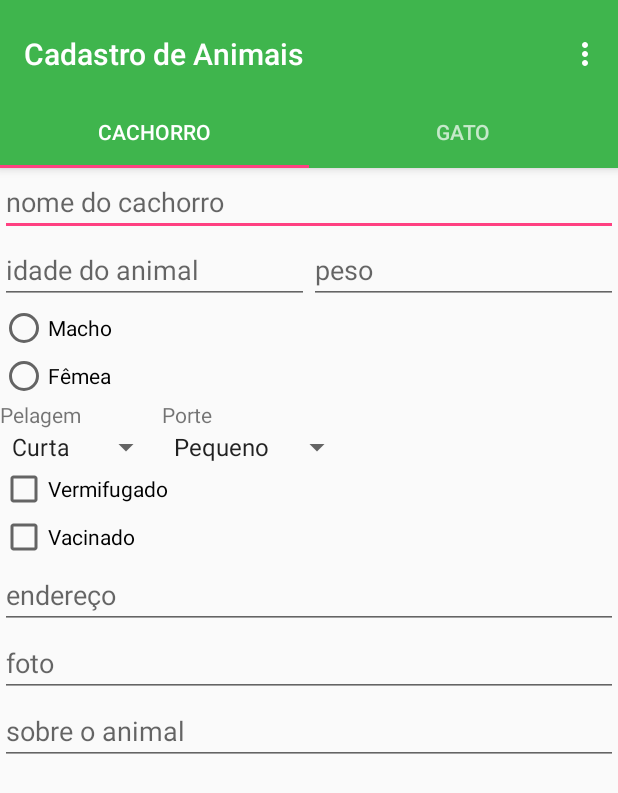
After one commit to my-ufba-projects/projeto_laika, an Android app: the CadastroActivity screen opened directly, with no data from a screen before it, on a phone screen of 412 x 824 dp. The commit adds this screen. Shown: the top 793 px of the screen. Run offline under Robolectric (Android 15) with nearby library versions, the phone set to English and light mode, and no system bars; network calls fail.

Commit message:
commit para criar novo branch de cadastro no db

```diff
--- /dev/null
+++ b/MiAuDota/app/src/main/java/com/laika/miaudota/activities/CadastroActivity.java
@@ -0,0 +1,135 @@
+package com.laika.miaudota.activities;
+
+import android.support.annotation.Nullable;
+import android.support.design.widget.TabLayout;
+import android.support.design.widget.FloatingActionButton;
+import android.support.design.widget.Snackbar;
+import android.support.v7.app.AppCompatActivity;
+import android.support.v7.widget.Toolbar;
+
+import android.support.v4.app.Fragment;
+import android.support.v4.app.FragmentManager;
+import android.support.v4.app.FragmentPagerAdapter;
+import android.support.v4.view.ViewPager;
+import android.os.Bundle;
+import android.view.LayoutInflater;
+import android.view.Menu;
+import android.view.MenuItem;
+import android.view.View;
+import android.view.ViewGroup;
+
+import android.widget.TextView;
+
+import com.laika.miaudota.R;
+
+public class CadastroActivity extends AppCompatActivity {
+
+    /**
+     * The {@link android.support.v4.view.PagerAdapter} that will provide
+     * fragments for each of the sections. We use a
+     * {@link FragmentPagerAdapter} derivative, which will keep every
+     * loaded fragment in memory. If this becomes too memory intensive, it
+     * may be best to switch to a
+     * {@link android.support.v4.app.FragmentStatePagerAdapter}.
+     */
+    private SectionsPagerAdapter mSectionsPagerAdapter;
+
+    /**
+     * The {@link ViewPager} that will host the section contents.
+     */
+    private ViewPager mViewPager;
+
+    @Override
+    protected void onCreate(Bundle savedInstanceState) {
+        super.onCreate(savedInstanceState);
+        setContentView(R.layout.activity_cadastro);
+
+        Toolbar toolbar = (Toolbar) findViewById(R.id.toolbar);
+        setSupportActionBar(toolbar);
+        // Create the adapter that will return a fragment for each of the three
+        // primary sections of the activity.
+        mSectionsPagerAdapter = new SectionsPagerAdapter(getSupportFragmentManager());
+
+        // Set up the ViewPager with the sections adapter.
+        mViewPager = (ViewPager) findViewById(R.id.container);
+        mViewPager.setAdapter(mSectionsPagerAdapter);
+
+        TabLayout tabLayout = (TabLayout) findViewById(R.id.tabs);
+
+        mViewPager.addOnPageChangeListener(new TabLayout.TabLayoutOnPageChangeListener(tabLayout));
+        tabLayout.addOnTabSelectedListener(new TabLayout.ViewPagerOnTabSelectedListener(mViewPager));
+
+    }
+
+
+    @Override
+    public boolean onCreateOptionsMenu(Menu menu) {
+        // Inflate the menu; this adds items to the action bar if it is present.
+        getMenuInflater().inflate(R.menu.menu_cadastro, menu);
+        return true;
+    }
+
+    @Override
+    public boolean onOptionsItemSelected(MenuItem item) {
+        // Handle action bar item clicks here. The action bar will
+        // automatically handle clicks on the Home/Up button, so long
+        // as you specify a parent activity in AndroidManifest.xml.
+        int id = item.getItemId();
+
+        //noinspection SimplifiableIfStatement
+        if (id == R.id.action_settings) {
+            return true;
+        }
+
+        return super.onOptionsItemSelected(item);
+    }
+
+    /**
+     * A placeholder fragment containing a simple view.
+     */
+
+
+    /**
+     * A {@link FragmentPagerAdapter} that returns a fragment corresponding to
+     * one of the sections/tabs/pages.
+     */
+    public class SectionsPagerAdapter extends FragmentPagerAdapter {
+
+        public SectionsPagerAdapter(FragmentManager fm) {
+            super(fm);
+        }
+
+        @Override
+        public Fragment getItem(int position) {
+            switch (position){
+                case 0:
+                    CadastroCachorroActivity tipo1 =new CadastroCachorroActivity();
+                    return tipo1;
+
+                case 1:
+                    CadastroGatoActivity tipo2 = new CadastroGatoActivity();
+                    return tipo2;
+
+                default:
+                    return null;
+            }
+        }
+
+        @Override
+        public int getCount() {
+            return 2;
+        }
+
+        @Override
+        public CharSequence getPageTitle(int position) {
+            switch (position) {
+                case 0:
+                    return "Cadastro Cachorro";
+                case 1:
+                    return "Cadastro Gato";
+                default:
+                    return "Cadastro Animal";
+            }
+        }
+    }
+}
--- /dev/null
+++ b/MiAuDota/app/src/main/java/com/laika/miaudota/activities/CadastroCachorroActivity.java
@@ -0,0 +1,19 @@
+package com.laika.miaudota.activities;
+
+import android.os.Bundle;
+import android.support.v4.app.Fragment;
+import android.view.LayoutInflater;
+import android.view.View;
+import android.view.ViewGroup;
+import android.widget.TextView;
+
+import com.laika.miaudota.R;
+
+public class CadastroCachorroActivity extends Fragment {
+    @Override
+    public View onCreateView(LayoutInflater inflater, ViewGroup container,
+                             Bundle savedInstanceState) {
+        View rootView = inflater.inflate(R.layout.cadastro_cachorro, container, false);
+        return rootView;
+    }
+}
--- /dev/null
+++ b/MiAuDota/app/src/main/java/com/laika/miaudota/activities/CadastroGatoActivity.java
@@ -0,0 +1,18 @@
+package com.laika.miaudota.activities;
+
+import android.os.Bundle;
+import android.support.v4.app.Fragment;
+import android.view.LayoutInflater;
+import android.view.View;
+import android.view.ViewGroup;
+
+import com.laika.miaudota.R;
+
+public class CadastroGatoActivity extends Fragment {
+    @Override
+    public View onCreateView(LayoutInflater inflater, ViewGroup container,
+                             Bundle savedInstanceState) {
+        View rootView = inflater.inflate(R.layout.cadastro_gato, container, false);
+        return rootView;
+    }
+}
--- /dev/null
+++ b/MiAuDota/app/src/main/res/layout/activity_cadastro.xml
@@ -0,0 +1,56 @@
+<?xml version="1.0" encoding="utf-8"?>
+<android.support.design.widget.CoordinatorLayout xmlns:android="http://schemas.android.com/apk/res/android"
+    xmlns:app="http://schemas.android.com/apk/res-auto"
+    xmlns:tools="http://schemas.android.com/tools"
+    android:id="@+id/main_content"
+    android:layout_width="match_parent"
+    android:layout_height="match_parent"
+    android:fitsSystemWindows="true"
+    tools:context=".activities.CadastroActivity">
+
+    <android.support.design.widget.AppBarLayout
+        android:id="@+id/appbar"
+        android:layout_width="match_parent"
+        android:layout_height="wrap_content"
+        android:paddingTop="@dimen/appbar_padding_top"
+        android:theme="@style/AppTheme.AppBarOverlay">
+
+        <android.support.v7.widget.Toolbar
+            android:id="@+id/toolbar"
+            android:layout_width="match_parent"
+            android:layout_height="?attr/actionBarSize"
+            android:layout_weight="1"
+            android:background="?attr/colorPrimary"
+            app:layout_scrollFlags="scroll|enterAlways"
+            app:popupTheme="@style/AppTheme.PopupOverlay"
+            app:title="Cadastro de Animais">
+
+        </android.support.v7.widget.Toolbar>
+
+        <android.support.design.widget.TabLayout
+            android:id="@+id/tabs"
+            android:layout_width="match_parent"
+            android:layout_height="wrap_content">
+
+            <android.support.design.widget.TabItem
+                android:id="@+id/tabItem"
+                android:layout_width="wrap_content"
+                android:layout_height="wrap_content"
+                android:text="Cachorro" />
+
+            <android.support.design.widget.TabItem
+                android:id="@+id/tabItem2"
+                android:layout_width="wrap_content"
+                android:layout_height="wrap_content"
+                android:text="Gato" />
+
+        </android.support.design.widget.TabLayout>
+    </android.support.design.widget.AppBarLayout>
+
+    <android.support.v4.view.ViewPager
+        android:id="@+id/container"
+        android:layout_width="match_parent"
+        android:layout_height="match_parent"
+        app:layout_behavior="@string/appbar_scrolling_view_behavior" />
+
+</android.support.design.widget.CoordinatorLayout>
--- /dev/null
+++ b/MiAuDota/app/src/main/res/layout/cadastro_cachorro.xml
@@ -0,0 +1,148 @@
+<?xml version="1.0" encoding="utf-8"?>
+<android.support.constraint.ConstraintLayout xmlns:android="http://schemas.android.com/apk/res/android"
+    xmlns:app="http://schemas.android.com/apk/res-auto"
+    xmlns:tools="http://schemas.android.com/tools"
+    android:id="@+id/constraintLayout"
+    android:layout_width="match_parent"
+    android:layout_height="match_parent"
+    tools:context=".activities.CadastroActivity$PlaceholderFragment">
+
+    <LinearLayout
+        android:layout_width="match_parent"
+        android:layout_height="match_parent"
+        android:orientation="vertical">
+
+        <EditText
+            android:id="@+id/nome_animal"
+            android:layout_width="match_parent"
+            android:layout_height="wrap_content"
+            android:ems="10"
+            android:hint="nome do cachorro"
+            android:inputType="textPersonName" />
+
+        <LinearLayout
+            android:layout_width="wrap_content"
+            android:layout_height="wrap_content"
+            android:orientation="horizontal">
+
+            <EditText
+                android:id="@+id/idade_animal"
+                android:layout_width="match_parent"
+                android:layout_height="wrap_content"
+                android:layout_weight="1"
+                android:ems="10"
+                android:hint="idade do animal"
+                android:inputType="numberSigned" />
+
+            <EditText
+                android:id="@+id/peso_animal"
+                android:layout_width="match_parent"
+                android:layout_height="wrap_content"
+                android:layout_weight="1"
+                android:ems="10"
+                android:hint="peso"
+                android:inputType="numberDecimal" />
+
+        </LinearLayout>
+
+        <RadioGroup
+            android:layout_width="match_parent"
+            android:layout_height="wrap_content">
+
+                <RadioButton
+                    android:id="@+id/sexo_macho"
+                    android:layout_width="wrap_content"
+                    android:layout_height="wrap_content"
+                    android:layout_weight="1"
+                    android:text="Macho" />
+
+                <RadioButton
+                    android:id="@+id/sexo_femea"
+                    android:layout_width="wrap_content"
+                    android:layout_height="wrap_content"
+                    android:layout_weight="1"
+                    android:text="Fêmea" />
+
+        </RadioGroup>
+
+        <LinearLayout
+            android:layout_width="wrap_content"
+            android:layout_height="wrap_content"
+            android:orientation="horizontal">
+
+            <LinearLayout
+                android:layout_width="wrap_content"
+                android:layout_height="wrap_content"
+                android:orientation="vertical">
+
+                <TextView
+                    android:id="@+id/txt_pelagem"
+                    android:layout_width="match_parent"
+                    android:layout_height="wrap_content"
+                    android:text="Pelagem" />
+
+                <Spinner
+                    android:id="@+id/spinner"
+                    android:layout_width="match_parent"
+                    android:layout_height="wrap_content"
+                    android:entries="@array/tipo_pelo" />
+            </LinearLayout>
+
+            <LinearLayout
+                android:layout_width="wrap_content"
+                android:layout_height="wrap_content"
+                android:orientation="vertical">
+
+                <TextView
+                    android:id="@+id/txt_porte"
+                    android:layout_width="match_parent"
+                    android:layout_height="wrap_content"
+                    android:text="Porte" />
+
+                <Spinner
+                    android:id="@+id/spinner2"
+                    android:layout_width="match_parent"
+                    android:layout_height="wrap_content"
+                    android:entries="@array/porte" />
+            </LinearLayout>
+
+        </LinearLayout>
+
+        <CheckBox
+            android:id="@+id/vermifugado"
+            android:layout_width="match_parent"
+            android:layout_height="wrap_content"
+            android:text="Vermifugado" />
+
+        <CheckBox
+            android:id="@+id/vacinado"
+            android:layout_width="match_parent"
+            android:layout_height="wrap_content"
+            android:text="Vacinado" />
+
+        <EditText
+            android:id="@+id/endereco_animal"
+            android:layout_width="match_parent"
+            android:layout_height="wrap_content"
+            android:ems="10"
+            android:hint="endereço"
+            android:inputType="textPersonName" />
+
+        <EditText
+            android:id="@+id/link_foto"
+            android:layout_width="match_parent"
+            android:layout_height="wrap_content"
+            android:ems="10"
+            android:hint="foto"
+            android:inputType="textPersonName" />
+
+        <EditText
+            android:id="@+id/about_animal"
+            android:layout_width="match_parent"
+            android:layout_height="wrap_content"
+            android:ems="10"
+            android:hint="sobre o animal"
+            android:inputType="textMultiLine" />
+
+    </LinearLayout>
+</android.support.constraint.ConstraintLayout>
--- /dev/null
+++ b/MiAuDota/app/src/main/res/menu/menu_cadastro.xml
@@ -0,0 +1,10 @@
+<menu xmlns:android="http://schemas.android.com/apk/res/android"
+    xmlns:app="http://schemas.android.com/apk/res-auto"
+    xmlns:tools="http://schemas.android.com/tools"
+    tools:context="com.laika.miaudota.activities.CadastroActivity">
+    <item
+        android:id="@+id/action_settings"
+        android:orderInCategory="100"
+        android:title="@string/action_settings"
+        app:showAsAction="never" />
+</menu>
--- /dev/null
+++ b/MiAuDota/app/src/main/res/values-w820dp/dimens.xml
@@ -0,0 +1,6 @@
+<resources>
+    <!-- Example customization of dimensions originally defined in res/values/dimens.xml
+         (such as screen margins) for screens with more than 820dp of available width. This
+         would include 7" and 10" devices in landscape (~960dp and ~1280dp respectively). -->
+    <dimen name="activity_horizontal_margin">64dp</dimen>
+</resources>
--- a/MiAuDota/app/src/main/res/values/strings.xml
+++ b/MiAuDota/app/src/main/res/values/strings.xml
@@ -1,3 +1,19 @@
 <resources>
     <string name="app_name">MiAuDota</string>
+    <string name="title_activity_cadastro">CadastroActivity</string>
+    <string name="tab_text_1">Tab 1</string>
+    <string name="tab_text_2">Tab 2</string>
+    <string name="tab_text_3">Tab 3</string>
+    <string name="action_settings">Settings</string>
+    <string name="section_format">Hello World from section: %1$d</string>
+    <string-array name="tipo_pelo">
+        <item>Curta</item>
+        <item>Longa</item>
+    </string-array>
+    <string-array name="porte">
+        <item>Pequeno</item>
+        <item>Médio</item>
+        <item>Grande</item>
+    </string-array>
+
 </resources>
--- a/MiAuDota/app/src/main/res/values/styles.xml
+++ b/MiAuDota/app/src/main/res/values/styles.xml
@@ -8,4 +8,13 @@
         <item name="colorAccent">@color/colorAccent</item>
     </style>
 
+    <style name="AppTheme.NoActionBar">
+        <item name="windowActionBar">false</item>
+        <item name="windowNoTitle">true</item>
+    </style>
+
+    <style name="AppTheme.AppBarOverlay" parent="ThemeOverlay.AppCompat.Dark.ActionBar" />
+
+    <style name="AppTheme.PopupOverlay" parent="ThemeOverlay.AppCompat.Light" />
+
 </resources>
```
Also changed, not shown: MiAuDota/app/src/main/AndroidManifest.xml (+6 -8 lines), MiAuDota/app/src/main/java/com/laika/miaudota/activities/MainActivity.java (+15 -1 lines), MiAuDota/app/src/main/res/layout/activity_main.xml (+11 -4 lines), MiAuDota/app/src/main/res/layout/cadastro_gato.xml (added, +132 -0 lines), MiAuDota/app/src/main/res/values/dimens.xml (added, +7 -0 lines), 1973 other files.
